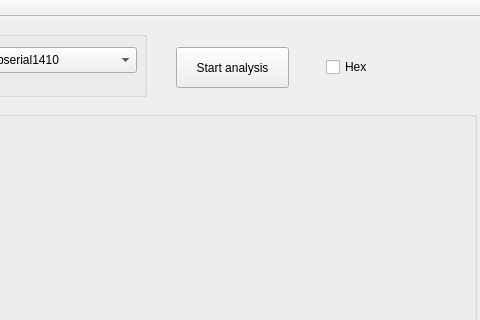
First picture: the form in mainwindow.ui, repository SergeyStaroletov/can-analysis-qt, before the edit; both pictures show x 544 to 1024 and y 0 to 320 of the 1024 by 768 pixel window.
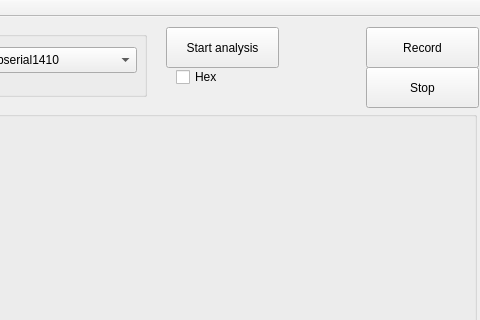
Second picture: the form after the edit.

```diff
--- a/mainwindow.ui
+++ b/mainwindow.ui
@@ -120,8 +120,8 @@
    <widget class="QPushButton" name="pushButton">
     <property name="geometry">
      <rect>
-      <x>720</x>
-      <y>30</y>
+      <x>710</x>
+      <y>10</y>
       <width>113</width>
       <height>41</height>
      </rect>
@@ -152,8 +152,8 @@
    <widget class="QCheckBox" name="checkBoxHex">
     <property name="geometry">
      <rect>
-      <x>870</x>
-      <y>40</y>
+      <x>720</x>
+      <y>50</y>
       <width>87</width>
       <height>20</height>
      </rect>
@@ -162,6 +162,32 @@
      <string>Hex</string>
     </property>
    </widget>
+   <widget class="QPushButton" name="pushButtonRecord">
+    <property name="geometry">
+     <rect>
+      <x>910</x>
+      <y>10</y>
+      <width>113</width>
+      <height>41</height>
+     </rect>
+    </property>
+    <property name="text">
+     <string>Record</string>
+    </property>
+   </widget>
+   <widget class="QPushButton" name="pushButtonStopRec">
+    <property name="geometry">
+     <rect>
+      <x>910</x>
+      <y>50</y>
+      <width>113</width>
+      <height>41</height>
+     </rect>
+    </property>
+    <property name="text">
+     <string>Stop</string>
+    </property>
+   </widget>
   </widget>
   <widget class="QMenuBar" name="menuBar">
    <property name="geometry">
```
